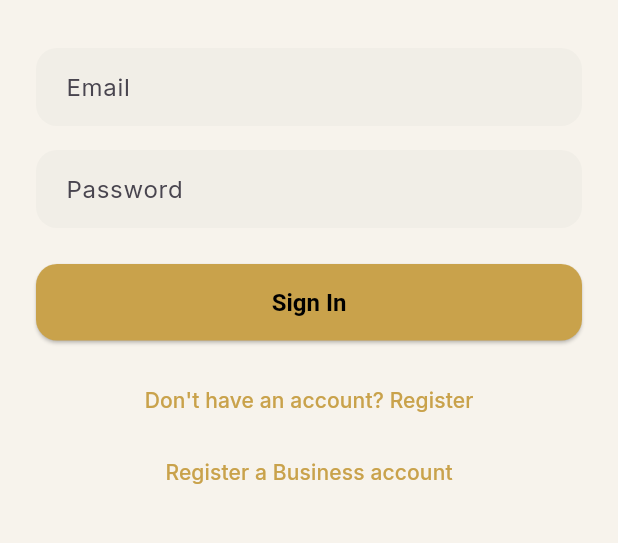
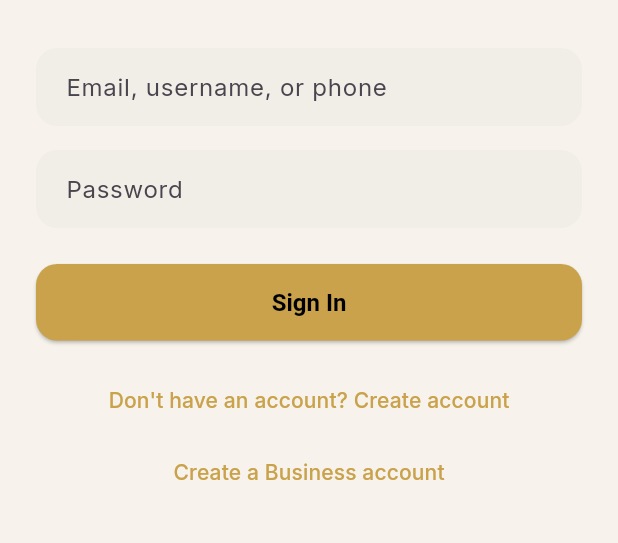
Before and after one commit to kumbiraimushunje/Midman, a Flutter app: the screen it shows after launch, after a tap on an icon or button, on a phone screen of 412 x 824 dp, the part 165-708 px from its top. Run offline on Flutter 3.47's test engine with Material 3 defaults, Android fonts, the phone set to English and light mode, and no system bars; our stand-ins replace file_picker, flutter_secure_storage, google_fonts, speech_to_text; accounts and stored records are empty; network calls fail.

Commit message:
Add username login and rename Register to Create account
Login now accepts email, username, or phone as a single identifier
(LoginRequest.identifier, matched against all three columns) - a new
nullable+unique users.username column (migration 4a6823082b0b) backs
it, required going forward via RegisterRequest and
BusinessRegisterRequest but left null on existing accounts so they
keep working via email/phone.

Onboarding (individual and business signup) gained a required
Username field. Also renamed "Register" to "Create account" across
the login screen's links and the business signup screen's title/
button, since that's the action they actually perform.

Verified via curl (login by each identifier type, wrong password,
duplicate username) and a full UI registration-then-login round trip.

Co-Authored-By: Claude Sonnet 5 <noreply@anthropic.com>

```diff
--- a/mobile/lib/api_service.dart
+++ b/mobile/lib/api_service.dart
@@ -58,6 +58,7 @@ class ApiService {
     required String dateOfBirth, // yyyy-MM-dd
     required String email,
     required String phone,
+    required String username,
     required String password,
     required String countryOfResidence,
     String? primaryPurpose,
@@ -70,6 +71,7 @@ class ApiService {
         'date_of_birth': dateOfBirth,
         'email': email,
         'phone': phone,
+        'username': username,
         'password': password,
         'country_of_residence': countryOfResidence,
         'primary_purpose': primaryPurpose,
@@ -87,6 +89,7 @@ class ApiService {
     required String dateOfBirth,
     required String email,
     required String phone,
+    required String username,
     required String password,
     required String legalName,
     String? tradingName,
@@ -114,6 +117,7 @@ class ApiService {
         'date_of_birth': dateOfBirth,
         'email': email,
         'phone': phone,
+        'username': username,
         'password': password,
         'legal_name': legalName,
         'trading_name': tradingName,
@@ -138,11 +142,14 @@ class ApiService {
     await _storage.write(key: 'access_token', value: data['access_token']);
   }
 
-  static Future<void> login({required String email, required String password}) async {
+  /// [identifier] is whatever the customer typed - their email, username,
+  /// or phone number all work, matching whichever field it was registered
+  /// under (see app/main.py's login()).
+  static Future<void> login({required String identifier, required String password}) async {
     final res = await http.post(
       Uri.parse('$_baseUrl/auth/login'),
       headers: {'Content-Type': 'application/json'},
-      body: jsonEncode({'email': email, 'password': password}),
+      body: jsonEncode({'identifier': identifier, 'password': password}),
     );
     final data = _decode(res);
     await _storage.write(key: 'access_token', value: data['access_token']);
--- a/mobile/lib/models/models.dart
+++ b/mobile/lib/models/models.dart
@@ -110,6 +110,7 @@ class MidManUser {
   final String fullName;
   final String email;
   final String phone;
+  final String? username;
   final String role;
   final String accountType;
   final DateTime? trialEndsAt;
@@ -126,6 +127,7 @@ class MidManUser {
     required this.fullName,
     required this.email,
     required this.phone,
+    this.username,
     required this.role,
     required this.accountType,
     this.trialEndsAt,
@@ -147,6 +149,7 @@ class MidManUser {
         fullName: json['full_name'],
         email: json['email'],
         phone: json['phone'],
+        username: json['username'],
         role: json['role'],
         accountType: json['account_type'],
         trialEndsAt: json['trial_ends_at'] == null ? null : DateTime.parse(json['trial_ends_at']),
--- a/mobile/lib/screens/business/business_register_screen.dart
+++ b/mobile/lib/screens/business/business_register_screen.dart
@@ -26,6 +26,7 @@ class _BusinessRegisterScreenState extends State<BusinessRegisterScreen> {
   DateTime? _dob;
   final _email = TextEditingController();
   final _phone = TextEditingController();
+  final _username = TextEditingController();
   final _password = TextEditingController();
   String _dialCode = '+263';
 
@@ -56,7 +57,7 @@ class _BusinessRegisterScreenState extends State<BusinessRegisterScreen> {
   @override
   void dispose() {
     for (final c in [
-      _fullName, _email, _phone, _password, _legalName, _tradingName, _registrationNumber,
+      _fullName, _email, _phone, _username, _password, _legalName, _tradingName, _registrationNumber,
       _registeredAddress, _businessAddress, _industry, _authorizedRep, _companyEmail, _companyPhone,
       _taxDetails, _billingName, _billingEmail, _billingPhone, _opsName, _opsEmail, _opsPhone,
     ]) {
@@ -96,6 +97,7 @@ class _BusinessRegisterScreenState extends State<BusinessRegisterScreen> {
             '${_dob!.year.toString().padLeft(4, '0')}-${_dob!.month.toString().padLeft(2, '0')}-${_dob!.day.toString().padLeft(2, '0')}',
         email: _email.text.trim(),
         phone: '$_dialCode${_phone.text.trim()}',
+        username: _username.text.trim(),
         password: _password.text,
         legalName: _legalName.text.trim(),
         tradingName: _tradingName.text.trim().isEmpty ? null : _tradingName.text.trim(),
@@ -129,7 +131,7 @@ class _BusinessRegisterScreenState extends State<BusinessRegisterScreen> {
   @override
   Widget build(BuildContext context) {
     return Scaffold(
-      appBar: AppBar(title: const Text('Register a Business')),
+      appBar: AppBar(title: const Text('Create a Business Account')),
       body: SafeArea(
         child: Form(
           key: _formKey,
@@ -186,6 +188,12 @@ class _BusinessRegisterScreenState extends State<BusinessRegisterScreen> {
                     ),
                   ),
                 ],
+              ),
+              const SizedBox(height: 16),
+              TextFormField(
+                controller: _username,
+                decoration: const InputDecoration(labelText: 'Username', hintText: 'You can sign in with this instead of your email'),
+                validator: _required,
               ),
               const SizedBox(height: 16),
               TextFormField(
@@ -300,7 +308,7 @@ class _BusinessRegisterScreenState extends State<BusinessRegisterScreen> {
                 onPressed: _loading ? null : _submit,
                 child: _loading
                     ? const SizedBox(height: 20, width: 20, child: CircularProgressIndicator(strokeWidth: 2))
-                    : const Text('Register Business'),
+                    : const Text('Create Business Account'),
               ),
               const SizedBox(height: 12),
               Center(
--- a/mobile/lib/screens/login_screen.dart
+++ b/mobile/lib/screens/login_screen.dart
@@ -13,7 +13,7 @@ class LoginScreen extends StatefulWidget {
 }
 
 class _LoginScreenState extends State<LoginScreen> {
-  final _emailController = TextEditingController();
+  final _identifierController = TextEditingController();
   final _passwordController = TextEditingController();
   bool _loading = false;
   String? _error;
@@ -24,7 +24,7 @@ class _LoginScreenState extends State<LoginScreen> {
       _error = null;
     });
     try {
-      await ApiService.login(email: _emailController.text.trim(), password: _passwordController.text);
+      await ApiService.login(identifier: _identifierController.text.trim(), password: _passwordController.text);
       if (!mounted) return;
       Navigator.of(context).pushReplacement(MaterialPageRoute(builder: (_) => const RoleHomeShell()));
     } catch (e) {
@@ -50,9 +50,8 @@ class _LoginScreenState extends State<LoginScreen> {
               const Text('Sign in to your MidMan account', style: TextStyle(color: Colors.grey)),
               const SizedBox(height: 32),
               TextField(
-                controller: _emailController,
-                keyboardType: TextInputType.emailAddress,
-                decoration: const InputDecoration(labelText: 'Email'),
+                controller: _identifierController,
+                decoration: const InputDecoration(labelText: 'Email, username, or phone'),
               ),
               const SizedBox(height: 16),
               TextField(
@@ -82,7 +81,7 @@ class _LoginScreenState extends State<LoginScreen> {
                     Navigator.of(context)
                         .push(MaterialPageRoute(builder: (_) => const RegisterScreen()));
                   },
-                  child: const Text("Don't have an account? Register"),
+                  child: const Text("Don't have an account? Create account"),
                 ),
               ),
               Center(
@@ -91,7 +90,7 @@ class _LoginScreenState extends State<LoginScreen> {
                     Navigator.of(context)
                         .push(MaterialPageRoute(builder: (_) => const BusinessRegisterScreen()));
                   },
-                  child: const Text('Register a Business account'),
+                  child: const Text('Create a Business account'),
                 ),
               ),
             ],
--- a/mobile/lib/screens/register_screen.dart
+++ b/mobile/lib/screens/register_screen.dart
@@ -20,6 +20,7 @@ class _RegisterScreenState extends State<RegisterScreen> {
   final _fullName = TextEditingController();
   final _email = TextEditingController();
   final _phone = TextEditingController();
+  final _username = TextEditingController();
   final _password = TextEditingController();
   DateTime? _dob;
   String? _purpose;
@@ -61,6 +62,7 @@ class _RegisterScreenState extends State<RegisterScreen> {
             '${_dob!.year.toString().padLeft(4, '0')}-${_dob!.month.toString().padLeft(2, '0')}-${_dob!.day.toString().padLeft(2, '0')}',
         email: _email.text.trim(),
         phone: '$_dialCode${_phone.text.trim()}',
+        username: _username.text.trim(),
         password: _password.text,
         countryOfResidence: _countryName!,
         primaryPurpose: _purpose,
@@ -138,6 +140,12 @@ class _RegisterScreenState extends State<RegisterScreen> {
               ),
               const SizedBox(height: 16),
               TextFormField(
+                controller: _username,
+                decoration: const InputDecoration(labelText: 'Username', hintText: 'You can sign in with this instead of your email'),
+                validator: (v) => (v == null || v.trim().isEmpty) ? 'Required' : null,
+              ),
+              const SizedBox(height: 16),
+              TextFormField(
                 controller: _password,
                 obscureText: true,
                 decoration: const InputDecoration(labelText: 'Password'),
```
Also changed, not shown: 4 other files.
